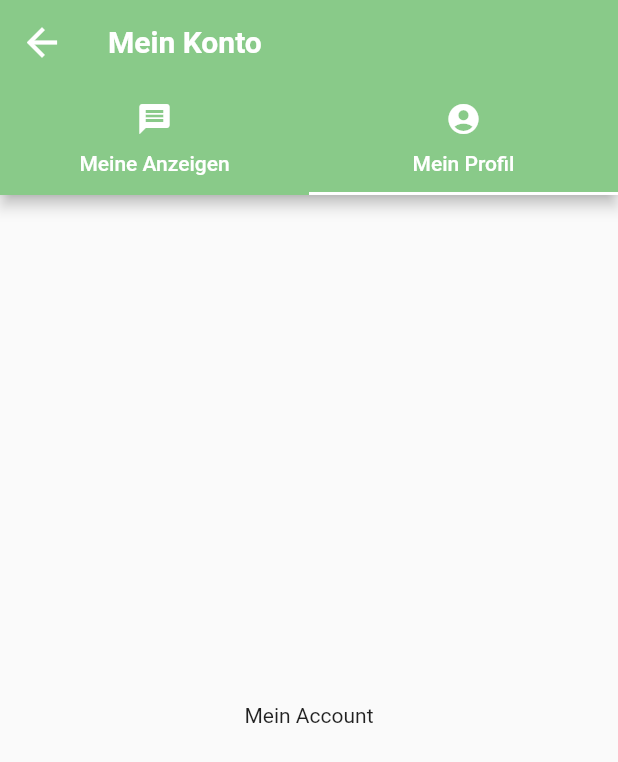
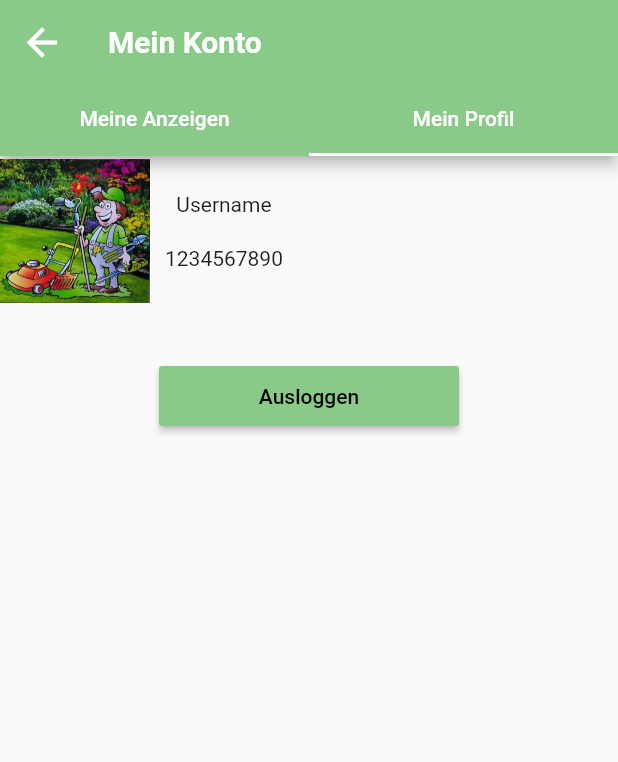
Before and after one commit to abelnguendia18/HelpYourNeighbor_Flutter, a Flutter app: the MyAccountScreen screen opened directly, tab 2 chosen, on a phone screen of 412 x 824 dp. Shown: the top 762 px of the screen. Run offline on Flutter 3.47's test engine with Material 2 defaults, Android fonts, the light colour scheme and no system bars; our stand-ins replace animated_splash_screen, curved_navigation_bar, double_back_to_close_app, eva_icons_flutter, firebase_auth, firebase_core and 5 more; missing offline and left inert: build_context; accounts and stored records are empty; Roboto replaces fonts that are missing (Droid Sans).

```diff
--- a/lib/src/screens/my_account_screen.dart
+++ b/lib/src/screens/my_account_screen.dart
@@ -59,8 +59,8 @@ class _MyAccountScreenState extends State<MyAccountScreen> {
               indicatorColor: Colors.white,
               labelColor: Colors.white,
               tabs: <Widget>[
-                Tab(text: "Meine Anzeigen", icon: Icon(Icons.message)),
-                Tab(text: "Mein Profil", icon: Icon(Icons.account_circle),),
+                Tab(text: "Meine Anzeigen", ),
+                Tab(text: "Mein Profil", ),
               ],
             ),
             /*title: TabBar(
@@ -81,7 +81,41 @@ class _MyAccountScreenState extends State<MyAccountScreen> {
 
               ),
               Center(
-                child: Text("Mein Account"),
+                //child: Text("Mein Account"),
+                child: Column(
+                  children: [
+                    Row(
+                      children: [
+                        Container(
+                          width: 100,
+                          height: 100,
+                          child: Image.asset("assets/Gartenhilfe.jpg"),
+                        ),
+                        SizedBox(width: 10.0,),
+                        Column(
+                          children: [
+                            Text("Username"),
+                            SizedBox(height: 20.0,),
+                            Text("1234567890"),
+                          ],
+                        ),
+                      ],
+                    ),
+                    SizedBox(height: 40,),
+                    SizedBox(
+                      width: 200,
+                      height: 40,
+                      child: RaisedButton(
+                          color: _greenApp,
+                          textColor: Colors.black,
+                          child: Text("Ausloggen"),
+                          elevation: 2.0,
+                          onPressed: (){
+
+                          }),
+                    )
+                  ],
+                ),
               ),
             ],
           ),
```
Also changed, not shown: lib/src/screens/home_screen.dart (+5 -6 lines), lib/src/screens/new_announcement_screen.dart (added, +62 -0 lines).
